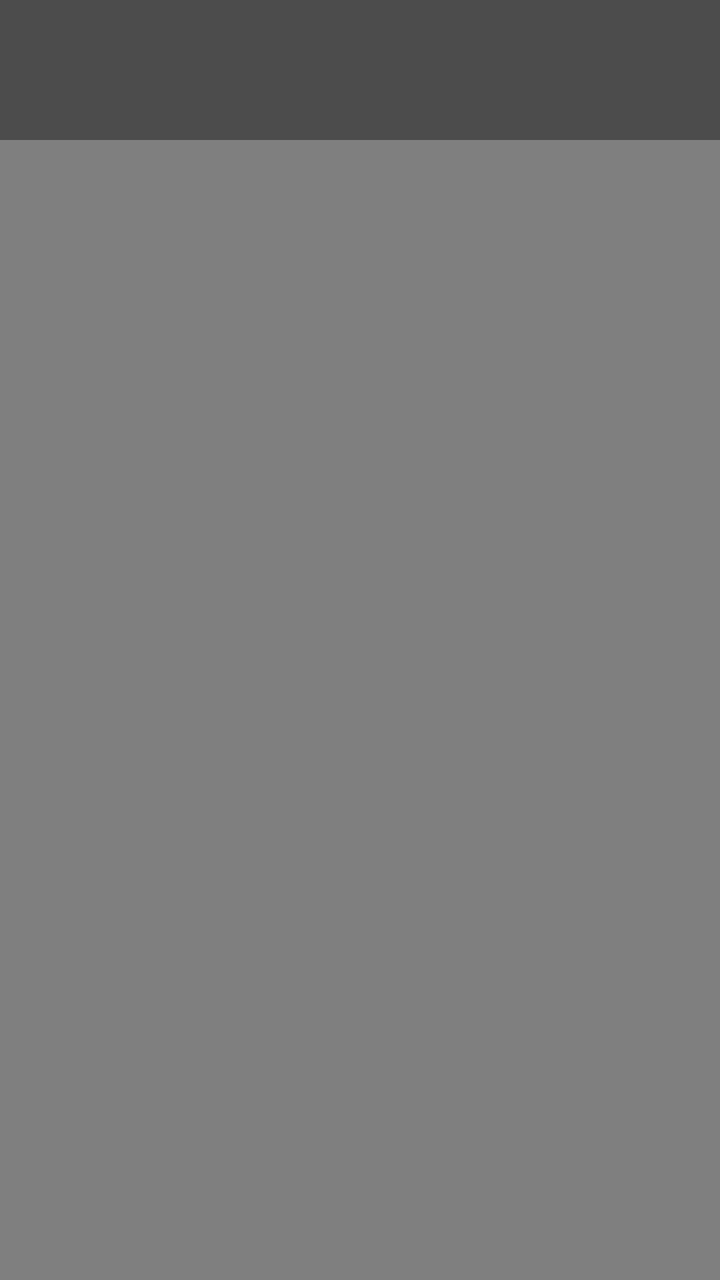
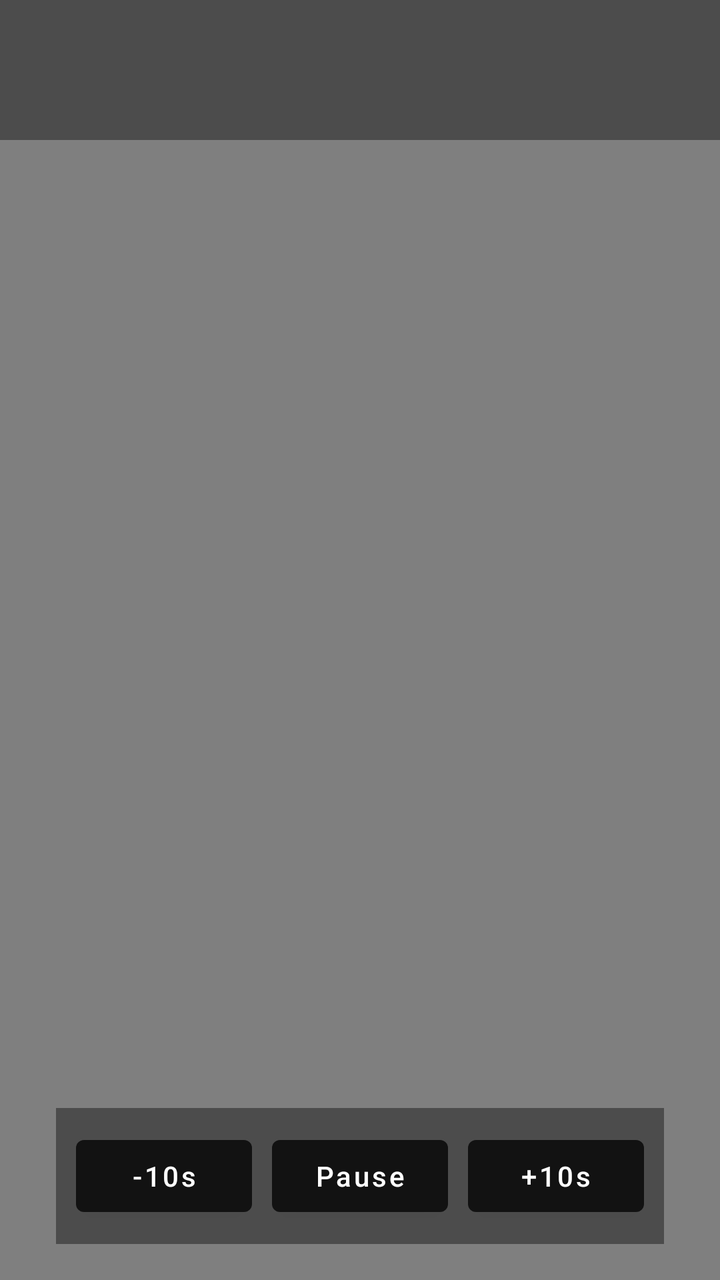

Compare the two renders of this Android layout. The source of the first and the diff that turns it into the second are given below.
<!-- AndroidManifest.xml: application theme Theme.SssVid -->
<!-- res/layout/activity_video_player.xml -->
<?xml version="1.0" encoding="utf-8"?>
<FrameLayout xmlns:android="http://schemas.android.com/apk/res/android"
    android:layout_width="match_parent"
    android:layout_height="match_parent"
    android:background="#000000">

    <VideoView
        android:id="@+id/videoView"
        android:layout_width="match_parent"
        android:layout_height="match_parent" />

    <LinearLayout
        android:layout_width="match_parent"
        android:layout_height="wrap_content"
        android:layout_gravity="top"
        android:orientation="vertical"
        android:padding="12dp"
        android:background="#66000000">

        <TextView
            android:id="@+id/videoTitleText"
            android:layout_width="match_parent"
            android:layout_height="wrap_content"
            android:textColor="#FFFFFF"
            android:textSize="18sp"
            android:textStyle="bold"
            android:maxLines="2" />

        <TextView
            android:id="@+id/videoStatusText"
            android:layout_width="match_parent"
            android:layout_height="wrap_content"
            android:layout_marginTop="4dp"
            android:textColor="#D9D9D9"
            android:textSize="13sp" />

    </LinearLayout>

</FrameLayout>
<!-- resources referenced by this layout -->
<resources>
  <style name="Theme.SssVid" parent="Theme.MaterialComponents.DayNight.NoActionBar">
          <item name="colorPrimary">#121212</item>
          <item name="colorPrimaryVariant">#121212</item>
          <item name="colorOnPrimary">#FFFFFF</item>
          <item name="android:statusBarColor">#121212</item>
          <item name="android:navigationBarColor">#121212</item>
          <item name="android:windowBackground">#000000</item>
      </style>
</resources>

<!-- the commit's change to res/layout/activity_video_player.xml (unified diff, before → after) -->
@@ -4,10 +4,20 @@
     android:layout_height="match_parent"
     android:background="#000000">
 
-    <VideoView
-        android:id="@+id/videoView"
+    <FrameLayout
+        android:id="@+id/videoContainer"
         android:layout_width="match_parent"
-        android:layout_height="match_parent" />
+        android:layout_height="match_parent"
+        android:layout_gravity="center"
+        android:foregroundGravity="center">
+
+        <VideoView
+            android:id="@+id/videoView"
+            android:layout_width="wrap_content"
+            android:layout_height="wrap_content"
+            android:layout_gravity="center" />
+
+    </FrameLayout>
 
     <LinearLayout
         android:layout_width="match_parent"
@@ -36,4 +46,40 @@
 
     </LinearLayout>
 
+    <LinearLayout
+        android:id="@+id/playerControlsBar"
+        android:layout_width="wrap_content"
+        android:layout_height="wrap_content"
+        android:layout_gravity="bottom|center_horizontal"
+        android:layout_marginBottom="18dp"
+        android:orientation="horizontal"
+        android:padding="10dp"
+        android:background="#66000000"
+        android:gravity="center">
+
+        <Button
+            android:id="@+id/rewindButton"
+            android:layout_width="wrap_content"
+            android:layout_height="wrap_content"
+            android:text="-10s"
+            android:textAllCaps="false" />
+
+        <Button
+            android:id="@+id/playPauseButton"
+            android:layout_width="wrap_content"
+            android:layout_height="wrap_content"
+            android:layout_marginStart="10dp"
+            android:layout_marginEnd="10dp"
+            android:text="Pause"
+            android:textAllCaps="false" />
+
+        <Button
+            android:id="@+id/forwardButton"
+            android:layout_width="wrap_content"
+            android:layout_height="wrap_content"
+            android:text="+10s"
+            android:textAllCaps="false" />
+
+    </LinearLayout>
+
 </FrameLayout>
